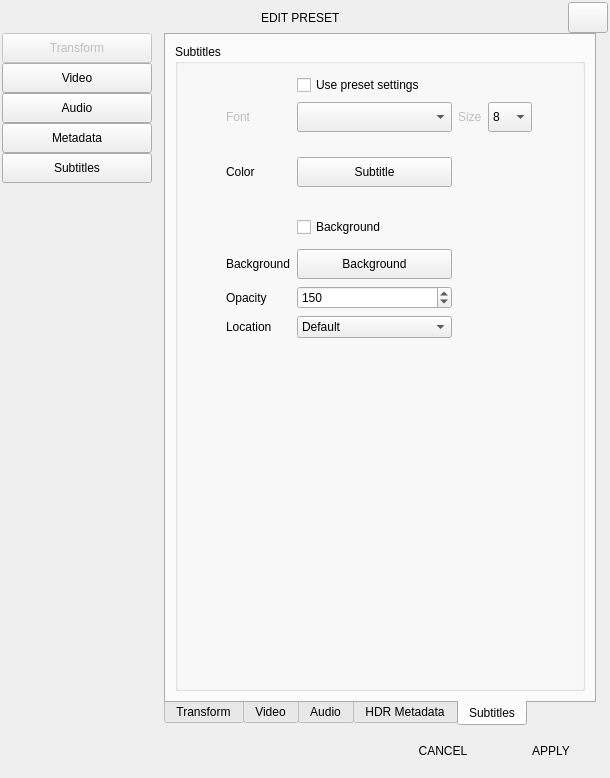
Old version of the form app/preset.ui in the repository CineEncoder/cine-encoder.
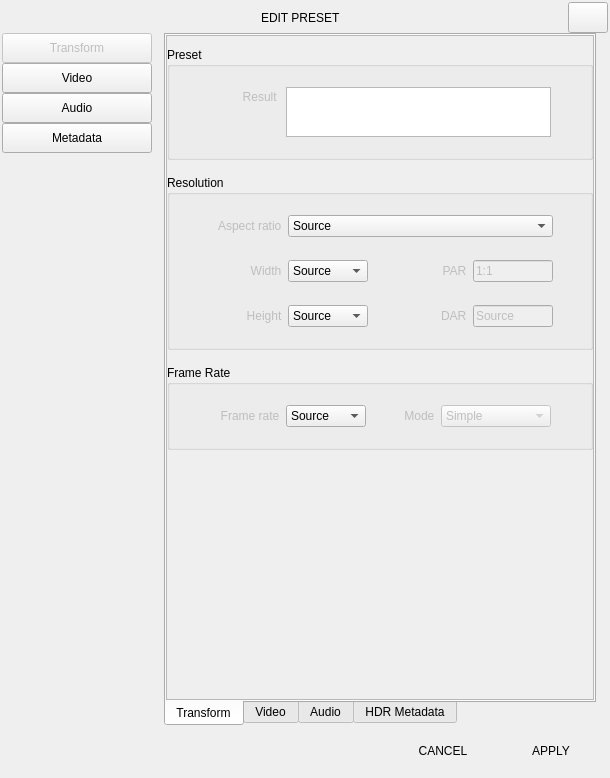
New version of the form. The open tabs and pages were chosen to show the change. Icons and pictures are not drawn.

Commit message:
Bringing this up-to-date with the XML-based preset code.
Re-basing this preset UI WIP subtitles branch on the new XML-based code.

Diff of the .ui file:
```diff
--- a/app/preset.ui
+++ b/app/preset.ui
@@ -514,25 +514,6 @@
                 </property>
                </widget>
               </item>
-              <item>
-               <widget class="QPushButton" name="buttonTab_presetSubtitles">
-                <property name="minimumSize">
-                 <size>
-                  <width>150</width>
-                  <height>30</height>
-                 </size>
-                </property>
-                <property name="maximumSize">
-                 <size>
-                  <width>150</width>
-                  <height>30</height>
-                 </size>
-                </property>
-                <property name="text">
-                 <string>Subtitles</string>
-                </property>
-               </widget>
-              </item>
               <item>
                <spacer name="verticalSpacer">
                 <property name="orientation">
@@ -595,8 +576,8 @@
                     <rect>
                      <x>0</x>
                      <y>0</y>
-                     <width>418</width>
-                     <height>652</height>
+                     <width>424</width>
+                     <height>660</height>
                     </rect>
                    </property>
                    <layout class="QGridLayout" name="gridLayout_27">
@@ -5166,378 +5147,6 @@
                 </item>
                </layout>
               </widget>
-              <widget class="QWidget" name="tab_5">
-               <attribute name="title">
-                <string>Subtitles</string>
-               </attribute>
-               <layout class="QGridLayout" name="gridLayout_10">
-                <item row="0" column="0">
-                 <layout class="QGridLayout" name="gridLayout_12">
-                  <item row="0" column="0">
-                   <widget class="QGroupBox" name="groupBox">
-                    <property name="title">
-                     <string>Subtitles</string>
-                    </property>
-                    <widget class="QWidget" name="layoutWidget">
-                     <property name="geometry">
-                      <rect>
-                       <x>0</x>
-                       <y>30</y>
-                       <width>407</width>
-                       <height>266</height>
-                      </rect>
-                     </property>
-                     <layout class="QGridLayout" name="gridLayout_21">
-                      <property name="leftMargin">
-                       <number>0</number>
-                      </property>
-                      <property name="topMargin">
-                       <number>0</number>
-                      </property>
-                      <property name="rightMargin">
-                       <number>0</number>
-                      </property>
-                      <item row="1" column="5">
-                       <spacer name="horizontalSpacer_16">
-                        <property name="orientation">
-                         <enum>Qt::Horizontal</enum>
-                        </property>
-                        <property name="sizeHint" stdset="0">
-                         <size>
-                          <width>40</width>
-                          <height>20</height>
-                         </size>
-                        </property>
-                       </spacer>
-                      </item>
-                      <item row="1" column="1">
-                       <widget class="QLabel" name="label_preset_subtitles_font">
-                        <property name="enabled">
-                         <bool>false</bool>
-                        </property>
-                        <property name="text">
-                         <string>Font</string>
-                        </property>
-                       </widget>
-                      </item>
-                      <item row="7" column="2">
-                       <widget class="QSpinBox" name="spinBox_preset_background">
-                        <property name="maximum">
-                         <number>255</number>
-                        </property>
-                        <property name="value">
-                         <number>150</number>
-                        </property>
-                       </widget>
-                      </item>
-                      <item row="4" column="2">
-                       <spacer name="verticalSpacer_18">
-                        <property name="orientation">
-                         <enum>Qt::Vertical</enum>
-                        </property>
-                        <property name="sizeType">
-                         <enum>QSizePolicy::Fixed</enum>
-                        </property>
-                        <property name="sizeHint" stdset="0">
-                         <size>
-                          <width>20</width>
-                          <height>18</height>
-                         </size>
-                        </property>
-                       </spacer>
-                      </item>
-                      <item row="1" column="2">
-                       <widget class="QComboBox" name="comboBox_preset_subtitles_font">
-                        <property name="sizePolicy">
-                         <sizepolicy hsizetype="Preferred" vsizetype="Fixed">
-                          <horstretch>0</horstretch>
-                          <verstretch>0</verstretch>
-                         </sizepolicy>
-                        </property>
-                        <property name="minimumSize">
-                         <size>
-                          <width>155</width>
-                          <height>24</height>
-                         </size>
-                        </property>
-                        <property name="maximumSize">
-                         <size>
-                          <width>155</width>
-                          <height>30</height>
-                         </size>
-                        </property>
-                       </widget>
-                      </item>
-                      <item row="8" column="1">
-                       <widget class="QLabel" name="label_preset_subtitles_location">
-                        <property name="text">
-                         <string>Location</string>
-                        </property>
-                       </widget>
-                      </item>
-                      <item row="2" column="2">
-                       <spacer name="verticalSpacer_19">
-                        <property name="orientation">
-                         <enum>Qt::Vertical</enum>
-                        </property>
-                        <property name="sizeType">
-                         <enum>QSizePolicy::Fixed</enum>
-                        </property>
-                        <property name="sizeHint" stdset="0">
-                         <size>
-                          <width>20</width>
-                          <height>18</height>
-                         </size>
-                        </property>
-                       </spacer>
-                      </item>
-                      <item row="6" column="1">
-                       <widget class="QLabel" name="label_preset_subtitles_background_color">
-                        <property name="text">
-                         <string>Background</string>
-                        </property>
-                       </widget>
-                      </item>
-                      <item row="1" column="0">
-                       <spacer name="horizontalSpacer_12">
-                        <property name="orientation">
-                         <enum>Qt::Horizontal</enum>
-                        </property>
-                        <property name="sizeType">
-                         <enum>QSizePolicy::Expanding</enum>
-                        </property>
-                        <property name="sizeHint" stdset="0">
-                         <size>
-                          <width>40</width>
-                          <height>20</height>
-                         </size>
-                        </property>
-                       </spacer>
-                      </item>
-                      <item row="3" column="1">
-                       <widget class="QLabel" name="label_preset_subtitles_color">
-                        <property name="text">
-                         <string>Color</string>
-                        </property>
-                       </widget>
-                      </item>
-                      <item row="7" column="1">
-                       <widget class="QLabel" name="label_preset_subtitles_background">
-                        <property name="text">
-                         <string>Opacity</string>
-                        </property>
-                       </widget>
-                      </item>
-                      <item row="1" column="3">
-                       <widget class="QLabel" name="label_preset_subtitles_fontsize">
-                        <property name="enabled">
-                         <bool>false</bool>
-                        </property>
-                        <property name="text">
-                         <string>Size</string>
-                        </property>
-                       </widget>
-                      </item>
-                      <item row="3" column="2">
-                       <widget class="QPushButton" name="preset_subtitles_color">
-                        <property name="sizePolicy">
-                         <sizepolicy hsizetype="Expanding" vsizetype="Fixed">
-                          <horstretch>0</horstretch>
-                          <verstretch>0</verstretch>
-                         </sizepolicy>
-                        </property>
-                        <property name="minimumSize">
-                         <size>
-                          <width>0</width>
-                          <height>24</height>
-                         </size>
-                        </property>
-                        <property name="maximumSize">
-                         <size>
-                          <width>16777215</width>
-                          <height>30</height>
-                         </size>
-                        </property>
-                        <property name="text">
-                         <string>Subtitle</string>
-                        </property>
-                       </widget>
-                      </item>
-                      <item row="5" column="2">
-                       <widget class="QCheckBox" name="checkBox_preset_subtitles_background">
-                        <property name="enabled">
-                         <bool>true</bool>
-                        </property>
-                        <property name="sizePolicy">
-                         <sizepolicy hsizetype="Minimum" vsizetype="Fixed">
-                          <horstretch>0</horstretch>
-                          <verstretch>0</verstretch>
-                         </sizepolicy>
-                        </property>
-                        <property name="maximumSize">
-                         <size>
-                          <width>600</width>
-                          <height>30</height>
-                         </size>
-                        </property>
-                        <property name="styleSheet">
-                         <string notr="true"/>
-                        </property>
-                        <property name="text">
-                         <string>Background</string>
-                        </property>
-                        <property name="checkable">
-                         <bool>true</bool>
-                        </property>
-                        <property name="checked">
-                         <bool>false</bool>
-                        </property>
-                       </widget>
-                      </item>
-                      <item row="1" column="4">
-                       <widget class="QComboBox" name="comboBox_preset_subtitles_fontsize">
-                        <property name="sizePolicy">
-                         <sizepolicy hsizetype="Minimum" vsizetype="Fixed">
-                          <horstretch>0</horstretch>
-                          <verstretch>0</verstretch>
-                         </sizepolicy>
-                        </property>
-                        <property name="minimumSize">
-                         <size>
-                          <width>30</width>
-                          <height>24</height>
-                         </size>
-                        </property>
-                        <property name="maximumSize">
-                         <size>
-                          <width>50</width>
-                          <height>30</height>
-                         </size>
-                        </property>
-                        <item>
-                         <property name="text">
-                          <string notr="true">8</string>
-                         </property>
-                        </item>
-                        <item>
-                         <property name="text">
-                          <string notr="true">9</string>
-                         </property>
-                        </item>
-                        <item>
-                         <property name="text">
-                          <string notr="true">10</string>
-                         </property>
-                        </item>
-                        <item>
-                         <property name="text">
-                          <string notr="true">11</string>
-                         </property>
-                        </item>
-                        <item>
-                         <property name="text">
-                          <string notr="true">12</string>
-                         </property>
-                        </item>
-                       </widget>
-                      </item>
-                      <item row="8" column="2">
-                       <widget class="QComboBox" name="comboBox_preset_subtitles_location">
-                        <property name="currentIndex">
-                         <number>0</number>
-                        </property>
-                        <item>
-                         <property name="text">
-                          <string>Default</string>
-                         </property>
-                        </item>
-                        <item>
-                         <property name="text">
-                          <string>Bottom Left</string>
-                         </property>
-                        </item>
-                        <item>
-                         <property name="text">
-                          <string>Bottom Center</string>
-                         </property>
-                        </item>
-                        <item>
-                         <property name="text">
-                          <string>Bottom Right</string>
-                         </property>
-                        </item>
-                        <item>
-                         <property name="text">
-                          <string>Top Left</string>
-                         </property>
-                        </item>
-                        <item>
-                         <property name="text">
-                          <string>Top Center</string>
-                         </property>
-                        </item>
-                        <item>
-                         <property name="text">
-                          <string>Top Right</string>
-                         </property>
-                        </item>
-                        <item>
-                         <property name="text">
-                          <string>Middle Left</string>
-                         </property>
-                        </item>
-                        <item>
-                         <property name="text">
-                          <string>Middle Center</string>
-                         </property>
-                        </item>
-                        <item>
-                         <property name="text">
-                          <string>Middle Right</string>
-                         </property>
-                        </item>
-                       </widget>
-                      </item>
-                      <item row="6" column="2">
-                       <widget class="QPushButton" name="preset_subtitles_background_color">
-                        <property name="sizePolicy">
-                         <sizepolicy hsizetype="Expanding" vsizetype="Expanding">
-                          <horstretch>0</horstretch>
-                          <verstretch>0</verstretch>
-                         </sizepolicy>
-                        </property>
-                        <property name="minimumSize">
-                         <size>
-                          <width>0</width>
-                          <height>24</height>
-                         </size>
-                        </property>
-                        <property name="maximumSize">
-                         <size>
-                          <width>16777215</width>
-                          <height>30</height>
-                         </size>
-                        </property>
-                        <property name="text">
-                         <string>Background</string>
-                        </property>
-                       </widget>
-                      </item>
-                      <item row="0" column="2">
-                       <widget class="QCheckBox" name="checkBox_use_preset_subtitles">
-                        <property name="text">
-                         <string>Use preset settings</string>
-                        </property>
-                       </widget>
-                      </item>
-                     </layout>
-                    </widget>
-                   </widget>
-                  </item>
-                 </layout>
-                </item>
-               </layout>
-              </widget>
              </widget>
             </item>
            </layout>
```
Left out of the diff: 80 changed lines with no effect on the pictures. The commit also changes 20 other files.
